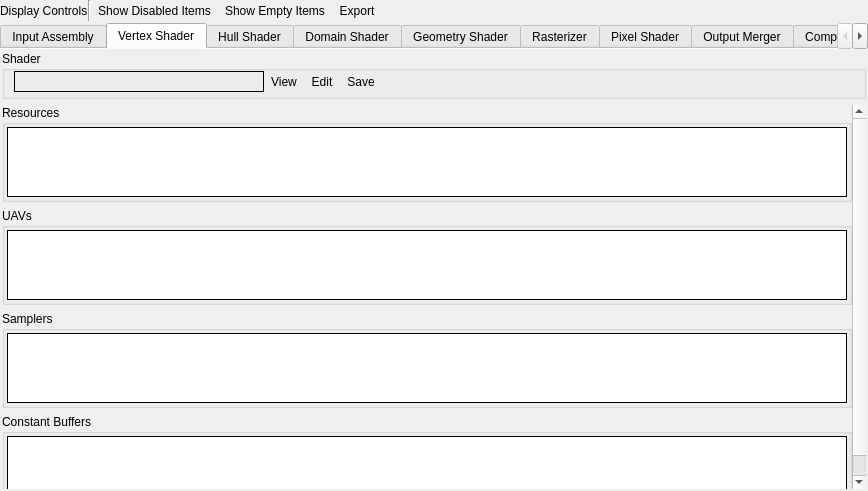
This is qrenderdoc/Windows/PipelineState/D3D12PipelineStateViewer.ui in baldurk/renderdoc as Qt 5 draws it before an edit. The edited form follows.
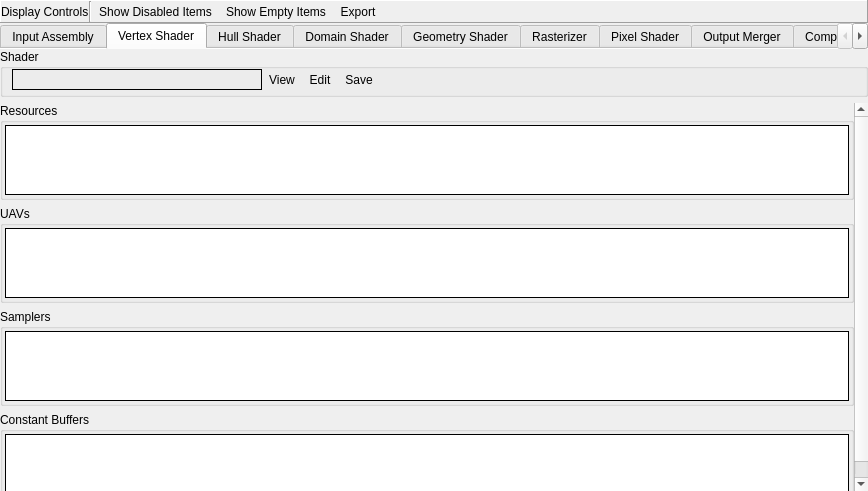
This is the edited form. The open tabs and pages were chosen to show the change. Icons and pictures are not drawn. Custom widgets are drawn as their Qt base class.

Commit message:
Add more consistency to docking panels and widgets
* Dock panels shouldn't have any frame border or anything like that.
* They should have an external margin of 3 pixels at their border,
  but then no further margins on the layouts (like sub-controls for
  the pipeline state views.
* Toolbars should be Raised & Panel frames. Later we'll replace them
  with actual QToolBars to better customise the painting.

The edit to the form file:
```diff
--- a/qrenderdoc/Windows/PipelineState/D3D12PipelineStateViewer.ui
+++ b/qrenderdoc/Windows/PipelineState/D3D12PipelineStateViewer.ui
@@ -29,10 +29,10 @@
    <item>
     <widget class="QFrame" name="toolbar">
      <property name="frameShape">
-      <enum>QFrame::NoFrame</enum>
+      <enum>QFrame::Panel</enum>
      </property>
      <property name="frameShadow">
-      <enum>QFrame::Plain</enum>
+      <enum>QFrame::Raised</enum>
      </property>
      <layout class="QHBoxLayout" name="toolbarLayout">
       <property name="spacing">
@@ -48,7 +48,7 @@
        <number>0</number>
       </property>
       <property name="bottomMargin">
-       <number>2</number>
+       <number>0</number>
       </property>
       <item>
        <widget class="QLabel" name="controlsLabel">
@@ -469,16 +469,16 @@
       </attribute>
       <layout class="QVBoxLayout" name="verticalLayout_4">
        <property name="leftMargin">
-        <number>2</number>
+        <number>0</number>
        </property>
        <property name="topMargin">
-        <number>2</number>
+        <number>0</number>
        </property>
        <property name="rightMargin">
-        <number>2</number>
+        <number>0</number>
        </property>
        <property name="bottomMargin">
-        <number>2</number>
+        <number>0</number>
        </property>
        <item>
         <widget class="QGroupBox" name="vsShaderGroup">
@@ -615,8 +615,8 @@
            <rect>
             <x>0</x>
             <y>0</y>
-            <width>864</width>
-            <height>383</height>
+            <width>868</width>
+            <height>387</height>
            </rect>
           </property>
           <layout class="QVBoxLayout" name="verticalLayout_10">
```
Left out of the diff: 78 changed lines with no effect on the pictures. The commit also changes 18 other files.
